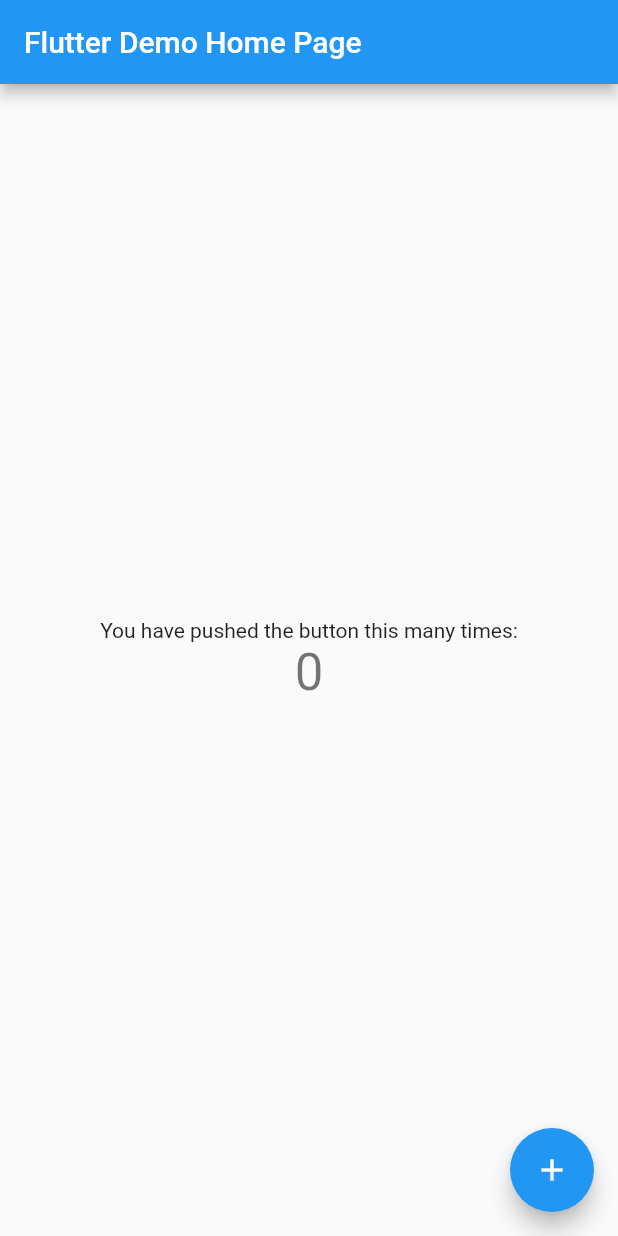
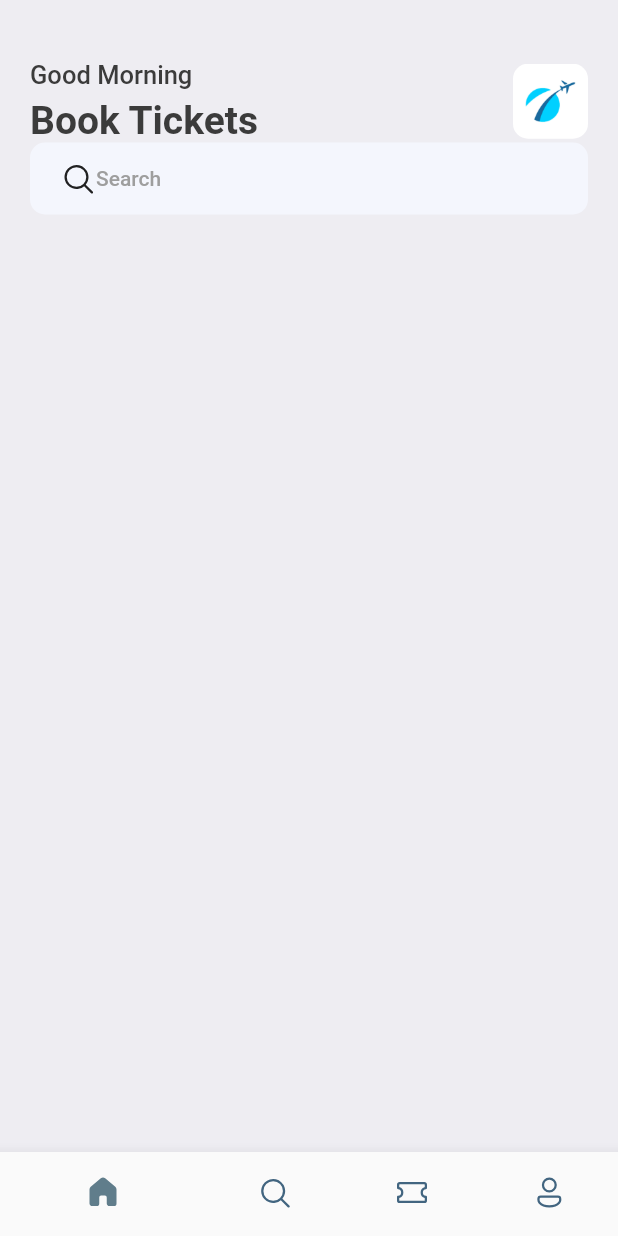
Before and after one commit to Shadabdullah/TicketBooking, a Flutter app: the screen it shows after launch, on a phone screen of 412 x 824 dp. Run offline on Flutter 3.47's test engine with Material 2 defaults, Android fonts, the phone set to English and light mode, and no system bars; our stand-ins replace fluentui_icons, gap.

Commit message:
Bottom Bar code added

```diff
--- a/App/lib/main.dart
+++ b/App/lib/main.dart
@@ -1,4 +1,6 @@
 import 'package:flutter/material.dart';
+import 'package:project_name/screens/bottom_bar.dart';
+
 
 void main() {
   runApp(const MyApp());
@@ -7,109 +9,17 @@ void main() {
 class MyApp extends StatelessWidget {
   const MyApp({super.key});
 
-  // This widget is the root of your application.
   @override
   Widget build(BuildContext context) {
     return MaterialApp(
       title: 'Flutter Demo',
+      debugShowCheckedModeBanner: false,
       theme: ThemeData(
-        // This is the theme of your application.
-        //
-        // Try running your application with "flutter run". You'll see the
-        // application has a blue toolbar. Then, without quitting the app, try
-        // changing the primarySwatch below to Colors.green and then invoke
-        // "hot reload" (press "r" in the console where you ran "flutter run",
-        // or simply save your changes to "hot reload" in a Flutter IDE).
-        // Notice that the counter didn't reset back to zero; the application
-        // is not restarted.
+
         primarySwatch: Colors.blue,
       ),
-      home: const MyHomePage(title: 'Flutter Demo Home Page'),
+     home : const BottomBar() ,
+
     );
   }
 }
-
-class MyHomePage extends StatefulWidget {
-  const MyHomePage({super.key, required this.title});
-
-  // This widget is the home page of your application. It is stateful, meaning
-  // that it has a State object (defined below) that contains fields that affect
-  // how it looks.
-
-  // This class is the configuration for the state. It holds the values (in this
-  // case the title) provided by the parent (in this case the App widget) and
-  // used by the build method of the State. Fields in a Widget subclass are
-  // always marked "final".
-
-  final String title;
-
-  @override
-  State<MyHomePage> createState() => _MyHomePageState();
-}
-
-class _MyHomePageState extends State<MyHomePage> {
-  int _counter = 0;
-
-  void _incrementCounter() {
-    setState(() {
-      // This call to setState tells the Flutter framework that something has
-      // changed in this State, which causes it to rerun the build method below
-      // so that the display can reflect the updated values. If we changed
-      // _counter without calling setState(), then the build method would not be
-      // called again, and so nothing would appear to happen.
-      _counter++;
-    });
-  }
-
-  @override
-  Widget build(BuildContext context) {
-    // This method is rerun every time setState is called, for instance as done
-    // by the _incrementCounter method above.
-    //
-    // The Flutter framework has been optimized to make rerunning build methods
-    // fast, so that you can just rebuild anything that needs updating rather
-    // than having to individually change instances of widgets.
-    return Scaffold(
-      appBar: AppBar(
-        // Here we take the value from the MyHomePage object that was created by
-        // the App.build method, and use it to set our appbar title.
-        title: Text(widget.title),
-      ),
-      body: Center(
-        // Center is a layout widget. It takes a single child and positions it
-        // in the middle of the parent.
-        child: Column(
-          // Column is also a layout widget. It takes a list of children and
-          // arranges them vertically. By default, it sizes itself to fit its
-          // children horizontally, and tries to be as tall as its parent.
-          //
-          // Invoke "debug painting" (press "p" in the console, choose the
-          // "Toggle Debug Paint" action from the Flutter Inspector in Android
-          // Studio, or the "Toggle Debug Paint" command in Visual Studio Code)
-          // to see the wireframe for each widget.
-          //
-          // Column has various properties to control how it sizes itself and
-          // how it positions its children. Here we use mainAxisAlignment to
-          // center the children vertically; the main axis here is the vertical
-          // axis because Columns are vertical (the cross axis would be
-          // horizontal).
-          mainAxisAlignment: MainAxisAlignment.center,
-          children: <Widget>[
-            const Text(
-              'You have pushed the button this many times:',
-            ),
-            Text(
-              '$_counter',
-              style: Theme.of(context).textTheme.headlineMedium,
-            ),
-          ],
-        ),
-      ),
-      floatingActionButton: FloatingActionButton(
-        onPressed: _incrementCounter,
-        tooltip: 'Increment',
-        child: const Icon(Icons.add),
-      ), // This trailing comma makes auto-formatting nicer for build methods.
-    );
-  }
-}
--- /dev/null
+++ b/App/lib/screens/bottom_bar.dart
@@ -0,0 +1,59 @@
+import 'package:fluentui_icons/fluentui_icons.dart';
+import 'package:flutter/cupertino.dart';
+import 'package:flutter/material.dart';
+import 'package:project_name/screens/home_screen.dart';
+
+class BottomBar extends StatefulWidget {
+  const BottomBar({super.key});
+
+  @override
+  State<BottomBar> createState() => _BottomBarState();
+}
+
+class _BottomBarState extends State<BottomBar> {
+  int _selectedIndex = 0;
+  static final List<Widget> _widgetOption = <Widget>[
+    const HomeScreen(),
+    const Text("Search"),
+    const Text("Ticket"),
+    const Text("Profile")
+  ];
+
+  void _onTapped(int index) {
+    setState(() {
+      _selectedIndex = index;
+    });
+  }
+
+  @override
+  Widget build(BuildContext context) {
+    return Scaffold(
+      body: Center(child: _widgetOption[_selectedIndex]),
+      bottomNavigationBar: BottomNavigationBar(
+          onTap: _onTapped,
+          currentIndex: _selectedIndex,
+          showSelectedLabels: false,
+          showUnselectedLabels: false,
+          selectedItemColor: Colors.blueGrey,
+          unselectedItemColor: const Color(0xFF426580),
+          items: const [
+            BottomNavigationBarItem(
+                icon: Icon(FluentSystemIcons.ic_fluent_home_regular),
+                activeIcon: Icon(FluentSystemIcons.ic_fluent_home_filled),
+                label: "Home"),
+            BottomNavigationBarItem(
+                icon: Icon(FluentSystemIcons.ic_fluent_search_regular),
+                activeIcon: Icon(FluentSystemIcons.ic_fluent_search_filled),
+                label: "Search"),
+            BottomNavigationBarItem(
+                icon: Icon(FluentSystemIcons.ic_fluent_ticket_regular),
+                activeIcon: Icon(FluentSystemIcons.ic_fluent_ticket_filled),
+                label: "Ticket"),
+            BottomNavigationBarItem(
+                icon: Icon(FluentSystemIcons.ic_fluent_person_regular),
+                activeIcon: Icon(FluentSystemIcons.ic_fluent_person_filled),
+                label: "Proflie")
+          ]),
+    );
+  }
+}
--- /dev/null
+++ b/App/lib/screens/home_screen.dart
@@ -0,0 +1,74 @@
+import 'package:fluentui_icons/fluentui_icons.dart';
+import 'package:flutter/material.dart';
+import 'package:gap/gap.dart';
+import '/utils/app_style.dart';
+
+class HomeScreen extends StatefulWidget {
+  const HomeScreen({super.key});
+
+  @override
+  State<HomeScreen> createState() => _HomeScreenState();
+}
+
+class _HomeScreenState extends State<HomeScreen> {
+  @override
+  Widget build(BuildContext context) {
+    return Scaffold(
+      backgroundColor: Styles.bgColor,
+      body: ListView(
+        children: [
+          Container(
+            padding: const EdgeInsets.symmetric(horizontal: 20),
+            child: Column(children: [
+              const Gap(40),
+              Row(
+                mainAxisAlignment: MainAxisAlignment.spaceBetween,
+                children: [
+                  Column(
+                    crossAxisAlignment: CrossAxisAlignment.start,
+                    children: [
+                      Text(
+                        "Good Morning",
+                        style: Styles.headlineStyle3,
+                      ),
+                      const Gap(5),
+                      Text(
+                        "Book Tickets",
+                        style: Styles.headlineStyle1,
+                      )
+                    ],
+                  ),
+                  Container(
+                    height: 50,
+                    width: 50,
+                    decoration: BoxDecoration(
+                        borderRadius: BorderRadius.circular(10),
+                        image: const DecorationImage(
+                            fit: BoxFit.cover,
+                            image: AssetImage("assets/images/img_1.png"))),
+                  )
+                ],
+              ),
+              Container(
+                decoration: BoxDecoration(
+                    borderRadius: BorderRadius.circular(10),
+                    color: const Color(0xFFF4F6FD)),
+                padding:
+                    const EdgeInsets.symmetric(horizontal: 20, vertical: 12),
+                child: Row(
+                  children: [
+                    const Icon(FluentSystemIcons.ic_fluent_search_regular),
+                    Text(
+                      "Search",
+                      style: Styles.headlineStyle4,
+                    )
+                  ],
+                ),
+              )
+            ]),
+          )
+        ],
+      ),
+    );
+  }
+}
--- /dev/null
+++ b/App/lib/utils/app_style.dart
@@ -0,0 +1,17 @@
+import 'package:flutter/material.dart';
+
+Color primary = const Color(0xFF687DAF);
+
+class Styles {
+  static Color primaryColor = primary;
+  static Color textColor = const Color(0xFF3B3B3B);
+  static Color bgColor = const Color(0xFFEEEDF2);
+  static Color orangeColor = const Color(0xFF526799);
+
+  static TextStyle textStyle = TextStyle(fontSize: 16, color: textColor, fontWeight: FontWeight.w500);
+  static TextStyle headlineStyle1 = TextStyle(fontSize: 26, color: textColor, fontWeight: FontWeight.bold);
+  static TextStyle headlineStyle2 = TextStyle(fontSize: 21, color: textColor, fontWeight: FontWeight.bold);
+  static TextStyle headlineStyle3 = TextStyle(fontSize: 17, color: textColor, fontWeight: FontWeight.w500);
+  static TextStyle headlineStyle4 = TextStyle(fontSize: 14, color:Colors.grey.shade500, fontWeight: FontWeight.w500);
+
+}
```
Also changed, not shown: App/pubspec.yaml (+10 -3 lines), App/assets/images/img.png (added), App/assets/images/img_1.png (added), App/assets/images/one.png (added), App/assets/images/sit.jpg (added), App/assets/images/three.png (added), App/assets/images/two.png (added), App/assets/images/visa.png (added), App/pubspec.lock.
